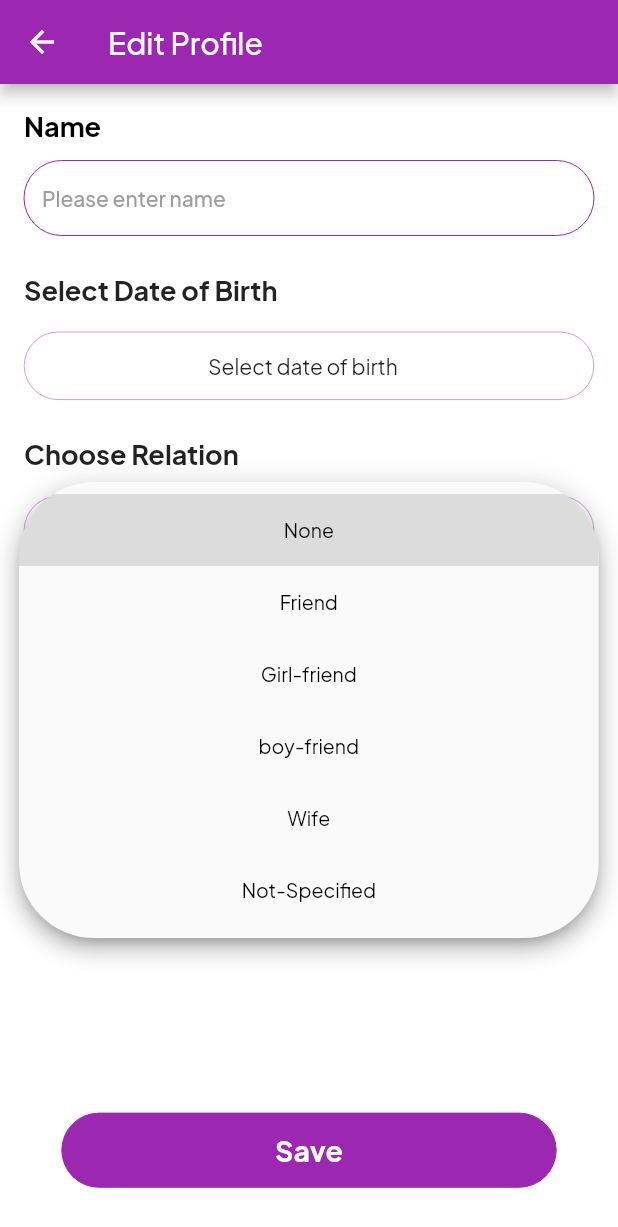
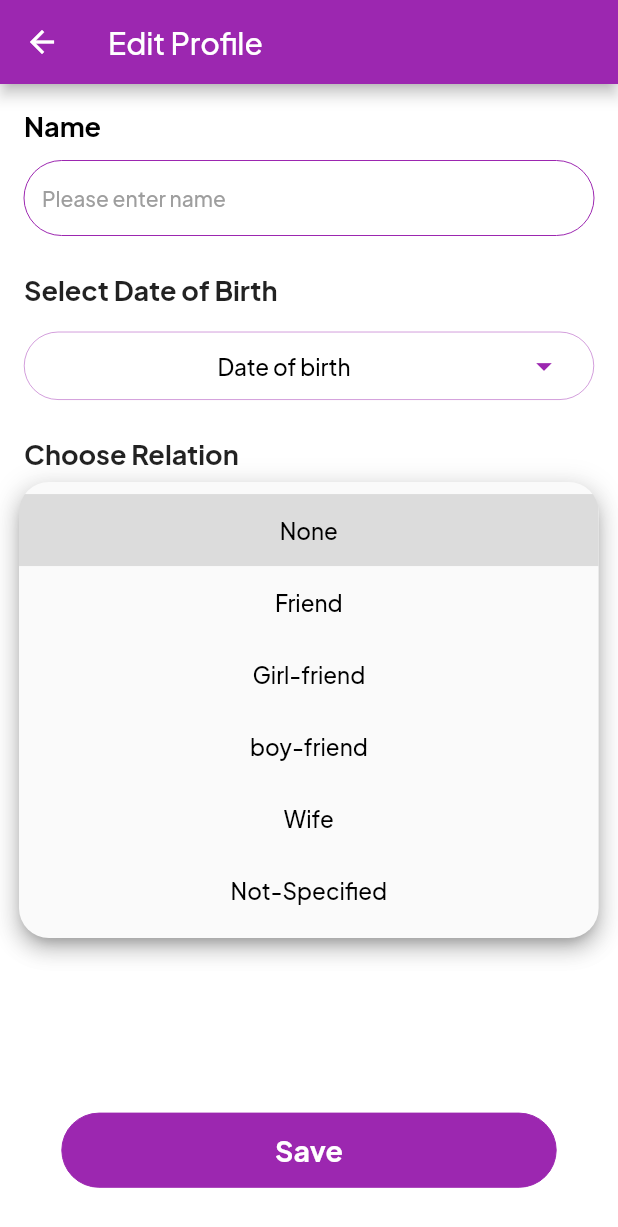
Before and after one commit to shubhamkumarmaghar/where_hearts_meet, a Flutter app: the EditProfileScreen screen opened by its route, after a tap on "None", on a phone screen of 412 x 824 dp. Shown: the top 1227 px of the screen. Run offline on Flutter 3.47's test engine with Material 2 defaults, Android fonts, the phone set to English and light mode, and no system bars; drawn by our look-alikes of flutter_neumorphic; our stand-ins replace confetti, get, shared_preferences; accounts and stored records are empty; network calls fail.

Commit message:
ui_enhancements

```diff
--- a/lib/auth_module/screens/login_screen.dart
+++ b/lib/auth_module/screens/login_screen.dart
@@ -28,7 +28,7 @@ class LoginScreen extends StatelessWidget {
             children: [
               getLoginBackground(),
               Positioned(
-                top: _mainWidth*0.65,
+                top: _mainWidth*0.63,
                 left: 0,
                 right: 0,
                 child: Container(
@@ -124,7 +124,7 @@ class LoginScreen extends StatelessWidget {
                 ),
               ),
               Positioned(
-                  top: _mainHeight*0.15,
+                  top: _mainHeight*0.13,
                   left: _mainWidth*0.06,
                   child: Text('Welcome  back',style: TextStyle(
                     fontSize: 45,
@@ -132,7 +132,7 @@ class LoginScreen extends StatelessWidget {
 
                   ),)),
               Positioned(
-                  top: _mainHeight*0.2,
+                  top: _mainHeight*0.18,
                   left: _mainWidth*0.06,
                   child: Row(
                     children: [
--- a/lib/edit_profile_module/controller/edit_profile_controller.dart
+++ b/lib/edit_profile_module/controller/edit_profile_controller.dart
@@ -10,7 +10,7 @@ class EditProfileController extends BaseController {
   final birthDateTextController = TextEditingController();
   RxnString errorNameText = RxnString(null);
   Rx<String> relationValue = '0'.obs;
-  Rx<String> dateOfBirth = 'Select date of birth'.obs;
+  Rx<String> dateOfBirth = 'Date of birth'.obs;
 
   void onNameChanged(String name) {
     if (GetUtils.isAlphabetOnly(name)) {
--- a/lib/edit_profile_module/screens/edit_profile_screen.dart
+++ b/lib/edit_profile_module/screens/edit_profile_screen.dart
@@ -67,7 +67,22 @@ class EditProfileScreen extends StatelessWidget {
                       borderRadius: BorderRadius.circular(50),
                     ),
                     padding: EdgeInsets.only(right: _mainWidth * 0.05, left: _mainWidth * 0.03),
-                    child: Center(child: Text(controller.dateOfBirth.value)),
+                    child: Row(
+                      children: [
+                        Spacer(),
+                        Text(controller.dateOfBirth.value,style: const TextStyle(
+                          fontSize: 15,
+                          fontWeight: FontWeight.w500,
+                          color: blackColor,
+                        ),),
+                        Spacer(),
+                        Icon(
+                          Icons.arrow_drop_down_sharp,
+                          color: primaryColor,
+                          size: 25,
+                        )
+                      ],
+                    ),
                   ),
                 ),
               ),
@@ -90,7 +105,12 @@ class EditProfileScreen extends StatelessWidget {
                   ),
                   padding: EdgeInsets.only(right: _mainWidth * 0.05, left: _mainWidth * 0.03),
                   child: DropdownButton<String>(
-                    borderRadius: const BorderRadius.all(Radius.circular(50.0)),
+                    borderRadius: const BorderRadius.all(Radius.circular(20.0)),
+                    icon: Icon(
+                      Icons.arrow_drop_down_sharp,
+                      color: primaryColor,
+                      size: 25,
+                    ),
                     iconEnabledColor: primaryColor,
                     iconDisabledColor: primaryColor,
                     underline: const SizedBox.shrink(),
@@ -103,7 +123,8 @@ class EditProfileScreen extends StatelessWidget {
                               child: Text(
                                 e.title,
                                 style: const TextStyle(
-                                  fontSize: 13,
+                                  fontSize: 15,
+                                  fontWeight: FontWeight.w500,
                                   color: blackColor,
                                 ),
                                 overflow: TextOverflow.ellipsis,
```
